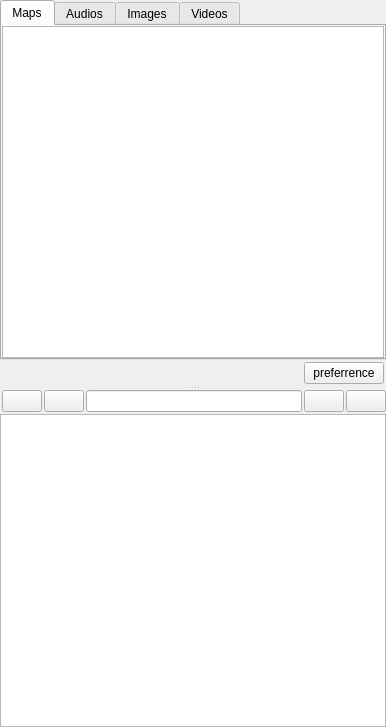
Old version of the form src/ui/project/projectmanager.ui in the repository xiangCaO233/MusicMapMaker.
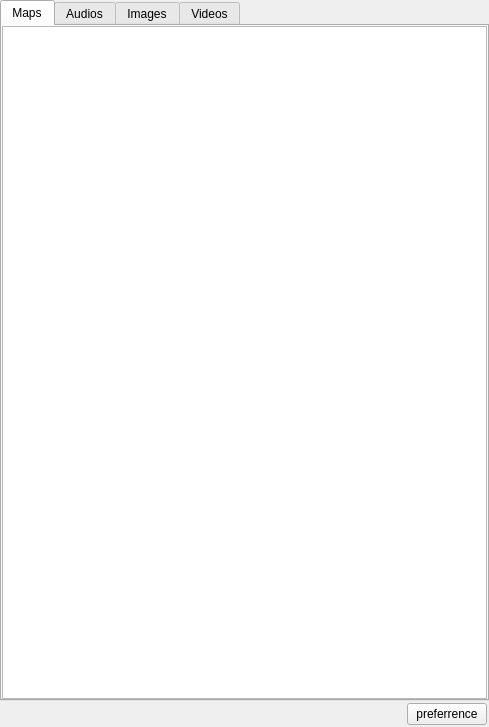
New version of the form. Icons and pictures are not drawn.

```diff
--- a/src/ui/project/projectmanager.ui
+++ b/src/ui/project/projectmanager.ui
@@ -6,7 +6,7 @@
    <rect>
     <x>0</x>
     <y>0</y>
-    <width>386</width>
+    <width>489</width>
     <height>727</height>
    </rect>
   </property>
@@ -30,11 +30,6 @@
     <number>0</number>
    </property>
    <item>
-    <widget class="QSplitter" name="project_content_splitter">
-     <property name="orientation">
-      <enum>Qt::Orientation::Vertical</enum>
-     </property>
-     <widget class="QWidget" name="layoutWidget">
       <layout class="QVBoxLayout" name="project_widget">
        <property name="spacing">
         <number>0</number>
@@ -188,80 +183,9 @@
         </widget>
        </item>
       </layout>
-     </widget>
-     <widget class="QWidget" name="layoutWidget">
-      <layout class="QVBoxLayout" name="browse_widget">
-       <property name="spacing">
-        <number>2</number>
-       </property>
-       <item>
-        <layout class="QHBoxLayout" name="address_ayout">
-         <property name="spacing">
-          <number>2</number>
-         </property>
-         <property name="leftMargin">
-          <number>2</number>
-         </property>
-         <item>
-          <widget class="QPushButton" name="previous_path_button">
-           <property name="text">
-            <string/>
-           </property>
-           <property name="icon">
-            <iconset resource="../../../resources/glsrcs.qrc">
-             <normaloff>:/icons/angle-left.svg</normaloff>:/icons/angle-left.svg</iconset>
-           </property>
-          </widget>
-         </item>
-         <item>
-          <widget class="QPushButton" name="parent_path_button">
-           <property name="text">
-            <string/>
-           </property>
-           <property name="icon">
-            <iconset resource="../../../resources/glsrcs.qrc">
-             <normaloff>:/icons/long-arrow-alt-up.svg</normaloff>:/icons/long-arrow-alt-up.svg</iconset>
-           </property>
-          </widget>
-         </item>
-         <item>
-          <widget class="QLineEdit" name="address_lineedit"/>
-         </item>
-         <item>
-          <widget class="QPushButton" name="next_path_button">
-           <property name="text">
-            <string/>
-           </property>
-           <property name="icon">
-            <iconset resource="../../../resources/glsrcs.qrc">
-             <normaloff>:/icons/angle-right.svg</normaloff>:/icons/angle-right.svg</iconset>
-           </property>
-          </widget>
-         </item>
-         <item>
-          <widget class="QPushButton" name="browse_button">
-           <property name="text">
-            <string/>
-           </property>
-           <property name="icon">
-            <iconset resource="../../../resources/glsrcs.qrc">
-             <normaloff>:/icons/folder-open.svg</normaloff>:/icons/folder-open.svg</iconset>
-           </property>
-          </widget>
-         </item>
-        </layout>
-       </item>
-       <item>
-        <widget class="QTreeView" name="project_browser"/>
-       </item>
-      </layout>
-     </widget>
-    </widget>
-   </item>
-  </layout>
- </widget>
- <resources>
-  <include location="../../../resources/glsrcs.qrc"/>
- </resources>
+   </item>
+  </layout>
+ </widget>
+ <resources/>
  <connections/>
 </ui>
```
Lines whose indentation alone changed are shown as unchanged.
